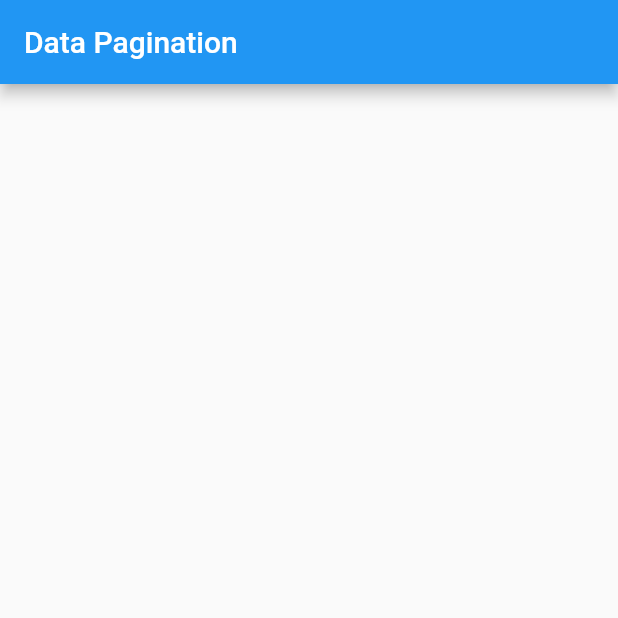
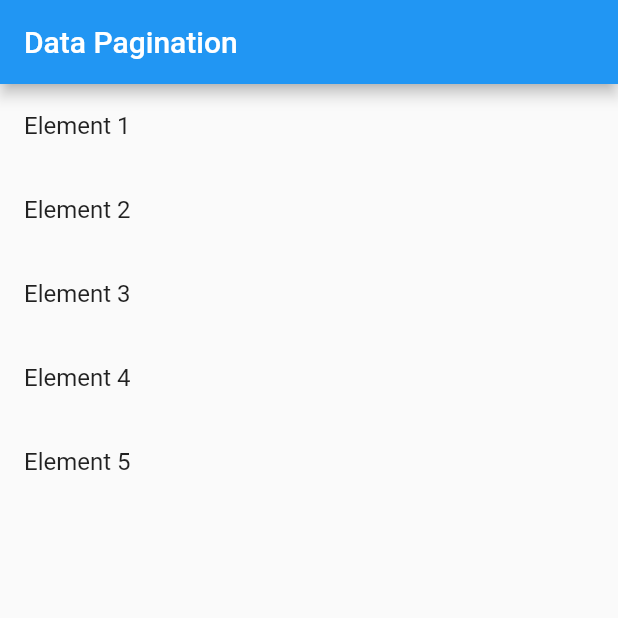
Before and after one commit to ComputerSocietyIFB/Flutter-Classes, a Flutter app: the screen it shows after launch, on a phone screen of 412 x 824 dp, the top half of it. Run offline on Flutter 3.47's test engine with Material 2 defaults, Android fonts, the phone set to English and light mode, and no system bars.

Commit message:
Estado inicial da lista

```diff
--- a/aulas/aula-4/flutter/flutter_data_pagination/lib/home.dart
+++ b/aulas/aula-4/flutter/flutter_data_pagination/lib/home.dart
@@ -6,8 +6,27 @@ class Home extends StatefulWidget {
 }
 
 class _HomeState extends State<Home> {
+  List items = [
+    'Element 1',
+    'Element 2',
+    'Element 3',
+    'Element 4',
+    'Element 5',
+  ];
+
   @override
   Widget build(BuildContext context) {
-    return Container();
+    return Column(
+      children: [
+        Expanded(
+          child: ListView.builder(
+            itemCount: items.length,
+            itemBuilder: (context, index) {
+              return ListTile(title: Text(items[index]));
+            },
+          ),
+        )
+      ],
+    );
   }
 }
```
